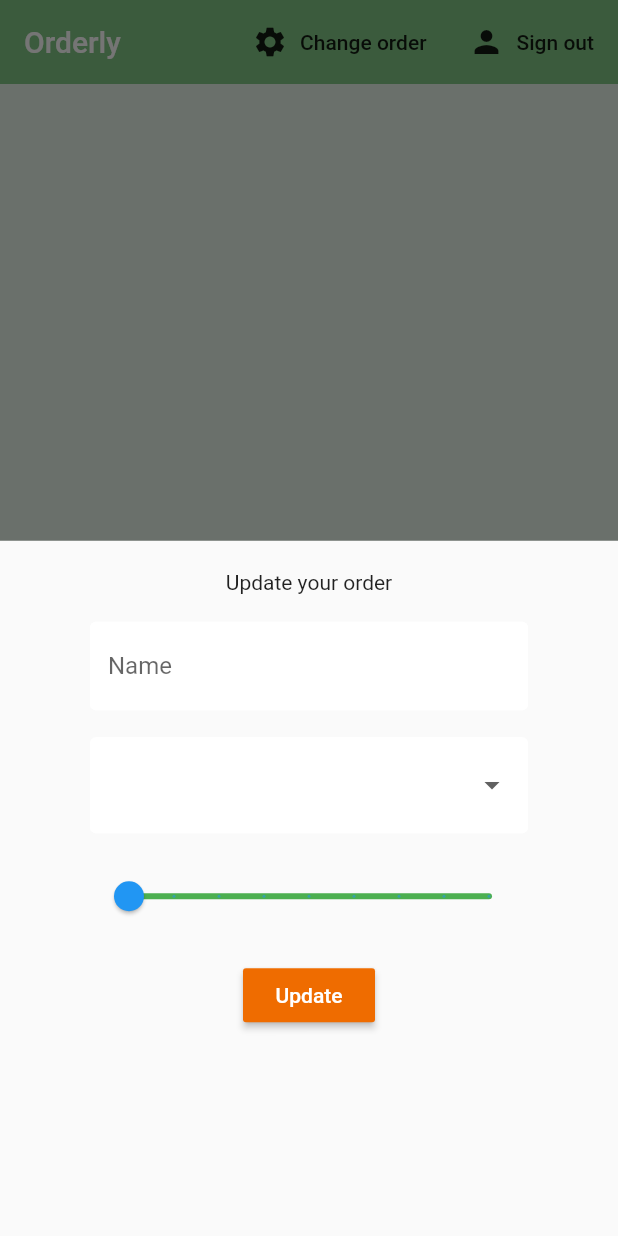
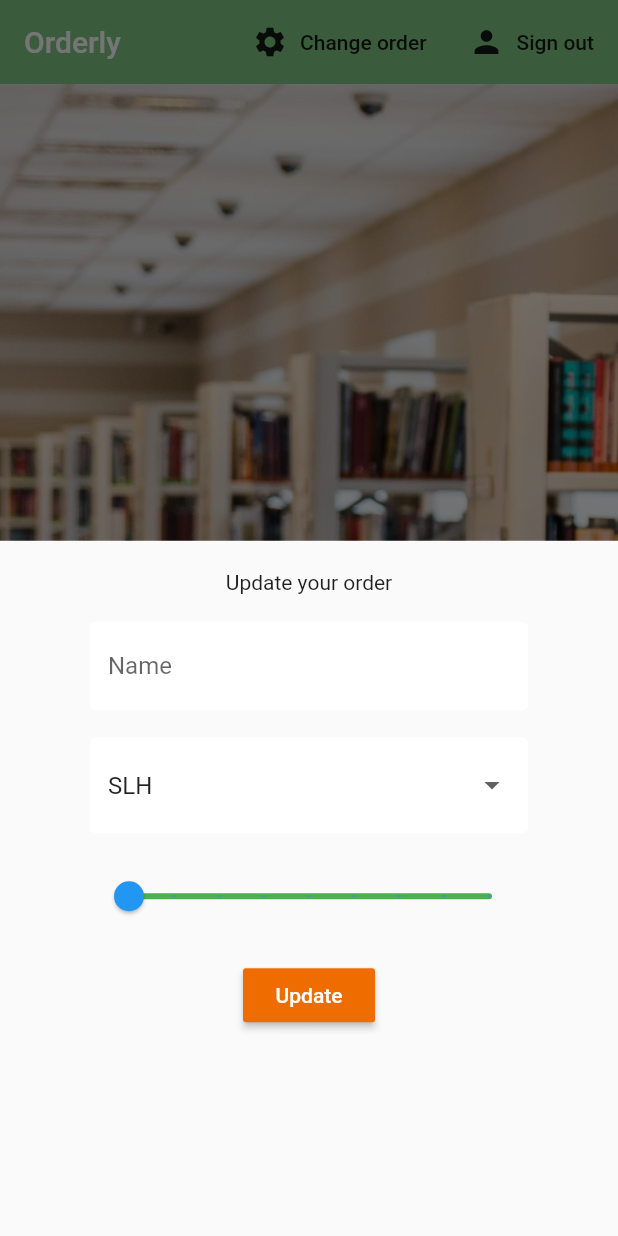
Before and after one commit to furkanakcakaya/flutter-firebase, a Flutter app: the screen it shows once a user with an empty profile is signed in, after a tap on "Change order", on a phone screen of 412 x 824 dp. Run offline on Flutter 3.47's test engine with Material 2 defaults, Android fonts, the phone set to English and light mode, and no system bars; our stand-ins replace cloud_firestore, firebase_auth, flutter_spinkit; accounts and stored records are empty.

Commit message:
app completed

```diff
--- a/orderly/lib/screens/home/home.dart
+++ b/orderly/lib/screens/home/home.dart
@@ -43,7 +43,12 @@ class Home extends StatelessWidget {
                 label: Text('Sign out'))
           ],
         ),
-        body: OrderList(),
+        body: Container(
+            decoration: BoxDecoration(
+              image: DecorationImage(
+                  image: AssetImage('assets/shelf.jpg'), fit: BoxFit.cover),
+            ),
+            child: OrderList()),
       ),
     );
   }
--- a/orderly/lib/screens/home/order_list.dart
+++ b/orderly/lib/screens/home/order_list.dart
@@ -12,7 +12,7 @@ class OrderList extends StatefulWidget {
 class _OrderListState extends State<OrderList> {
   @override
   Widget build(BuildContext context) {
-    final orders = Provider.of<List<Order>>(context);
+    final orders = Provider.of<List<Order>>(context) ?? [];
 
     return ListView.builder(
         itemCount: orders.length,
--- a/orderly/lib/screens/home/order_tile.dart
+++ b/orderly/lib/screens/home/order_tile.dart
@@ -15,6 +15,7 @@ class OrderTile extends StatelessWidget {
           leading: CircleAvatar(
             radius: 25,
             backgroundColor: Colors.green[order.amount],
+            backgroundImage: AssetImage('assets/book2.png'),
           ),
           title: Text(order.name),
           subtitle: Text('Wants ${order.type} for ${order.amount}\$'),
--- a/orderly/lib/screens/home/settings_form.dart
+++ b/orderly/lib/screens/home/settings_form.dart
@@ -16,7 +16,7 @@ class _SettingsFormState extends State<SettingsForm> {
   final List<String> types = ['SLH', 'PHZ', 'AMN', 'SSH', 'ASK', 'OGK'];
 
   String _currentName;
-  String _currentType;
+  String _currentType = 'SLH';
   int _currentAmount;
 
   @override
@@ -28,7 +28,6 @@ class _SettingsFormState extends State<SettingsForm> {
         builder: (context, snapshot) {
           if (snapshot.hasData) {
             Userdata userData = snapshot.data;
-            print(userData.type);
             return Form(
               key: _formKey,
               child: Column(
@@ -79,9 +78,13 @@ class _SettingsFormState extends State<SettingsForm> {
                       style: TextStyle(color: Colors.white),
                     ),
                     onPressed: () async {
-                      print(_currentName);
-                      print(_currentType);
-                      print(_currentAmount);
+                      if (_formKey.currentState.validate()) {
+                        await DatabaseService(uid: userData.uid).updateUserData(
+                            _currentName ?? userData.name,
+                            _currentType ?? userData.type,
+                            _currentAmount ?? userData.amount);
+                      }
+                      Navigator.pop(context);
                     },
                   )
                 ],
--- a/orderly/pubspec.yaml
+++ b/orderly/pubspec.yaml
@@ -54,6 +54,10 @@ flutter:
   #   - images/a_dot_burr.jpeg
   #   - images/a_dot_ham.jpeg
 
+  assets:
+    - assets/book.png
+    - assets/book2.png
+    - assets/shelf.jpg
   # An image asset can refer to one or more resolution-specific "variants", see
   # https://flutter.dev/assets-and-images/#resolution-aware.
 
```
Also changed, not shown: orderly/assets/book.png (added), orderly/assets/book2.png (added), orderly/assets/shelf.jpg (added).
